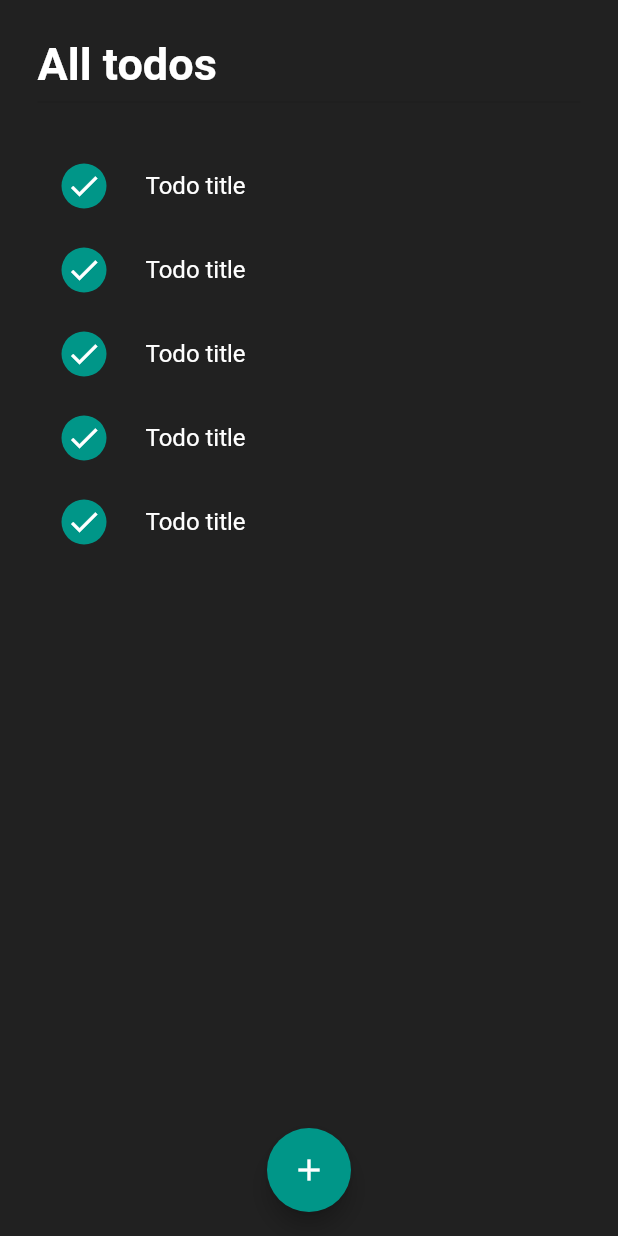
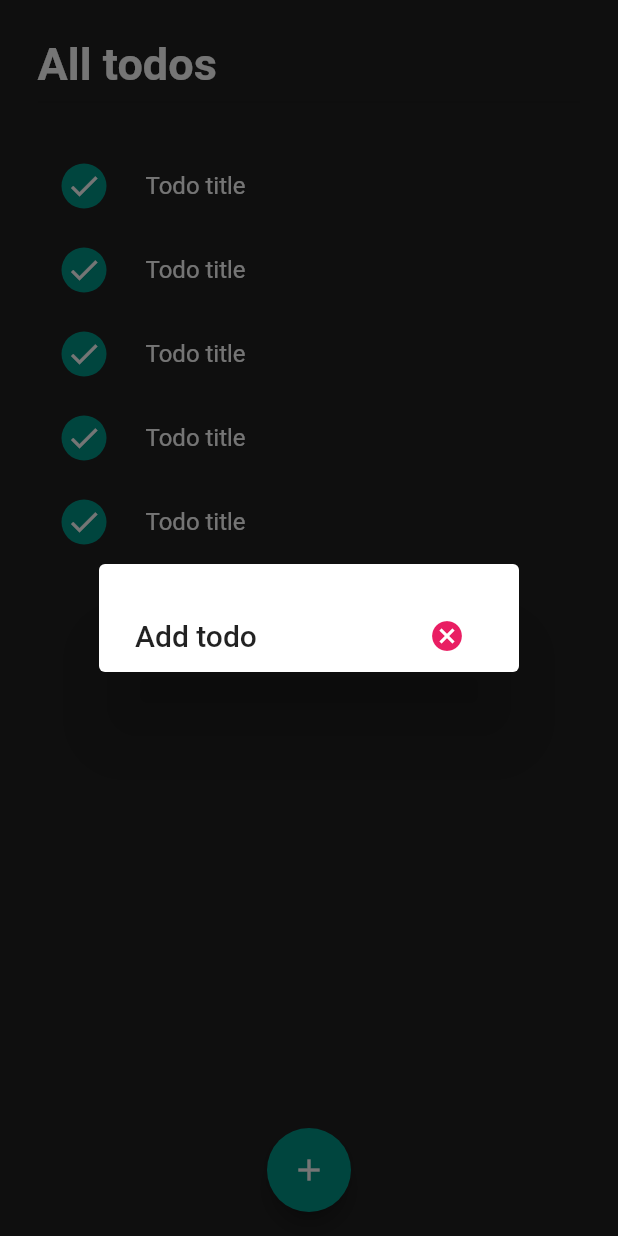
Before and after one commit to kangsudal/todoapp_2021, a Flutter app: the screen it shows after launch, after a tap on the "add" icon, on a phone screen of 412 x 824 dp. Run offline on Flutter 3.47's test engine with Material 2 defaults, Android fonts, the light colour scheme and no system bars.

Commit message:
Implement showDialog for add button

```diff
--- a/lib/todo_list.dart
+++ b/lib/todo_list.dart
@@ -30,7 +30,10 @@ class TodoList extends StatelessWidget {
                         color: Theme.of(context).primaryColor,
                         shape: BoxShape.circle,
                       ),
-                      child: Icon(Icons.check, color: Colors.white,),
+                      child: Icon(
+                        Icons.check,
+                        color: Colors.white,
+                      ),
                     ),
                     title: Text(
                       "Todo title",
@@ -51,7 +54,26 @@ class TodoList extends StatelessWidget {
       floatingActionButton: FloatingActionButton(
         child: Icon(Icons.add),
         backgroundColor: Theme.of(context).primaryColor,
-        onPressed: () {},
+        onPressed: () {
+          showDialog(
+              context: context,
+              builder: (BuildContext builder) {
+                return SimpleDialog(
+                  title: Row(
+                    children: [
+                      Text("Add todo"),
+                      Spacer(),
+                      IconButton(
+                          icon: Icon(
+                            Icons.cancel,
+                            color: Colors.pink,
+                          ),
+                          onPressed: () {})
+                    ],
+                  ),
+                );
+              });
+        },
       ),
     );
   }
```
